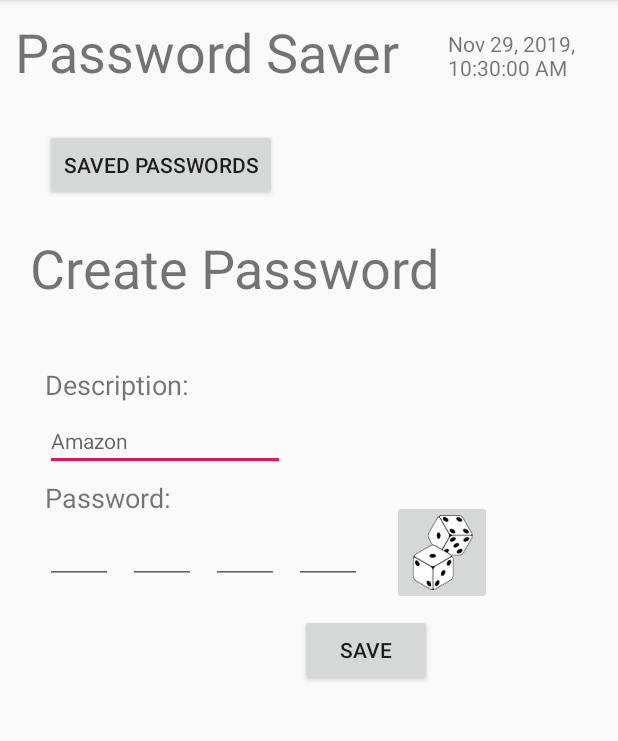
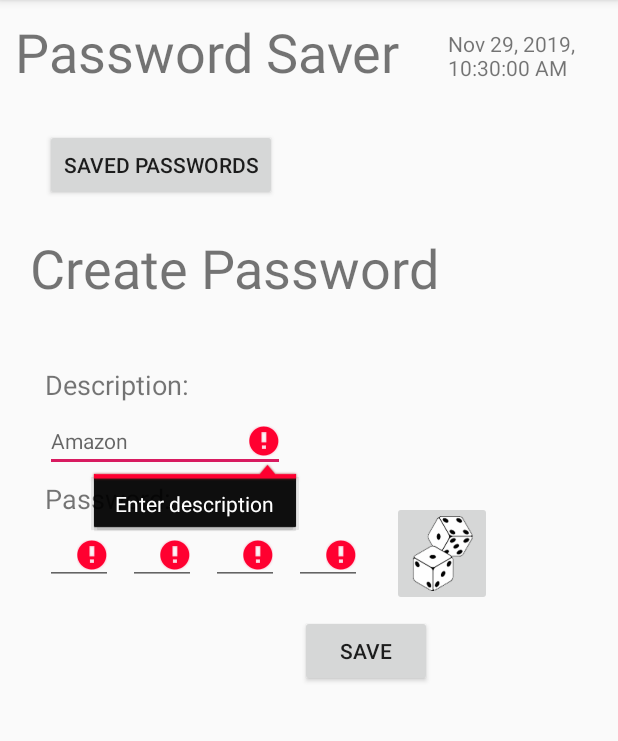
Before and after one commit to NyusenKyusai/UniWork, an Android app: the screen it shows after launch (MainActivity), after a tap on "SAVE", on a phone screen of 412 x 824 dp, the part 84-825 px from its top. Run offline under Robolectric (Android 15) with nearby library versions, the phone set to English and light mode, and no system bars.

Commit message:
Database Commit

```diff
--- /dev/null
+++ b/app/src/main/java/com/example/juliaojonah_hci_outcome2_v1/DatabaseHelper.kt
@@ -0,0 +1,61 @@
+package com.example.mrtayyab.sqlitedbkotlin
+
+import android.content.ClipDescription
+import android.content.ContentValues
+import android.content.Context
+import android.database.Cursor
+import android.database.DatabaseUtils
+import android.database.sqlite.SQLiteDatabase
+import android.database.sqlite.SQLiteOpenHelper
+
+class DatabaseHelper(context: Context) : SQLiteOpenHelper(context, DATABASE_NAME, null, 1) {
+
+
+    companion object {
+
+        val DATABASE_NAME = "passwords.db"
+        val TABLE_NAME = "passwords_table"
+        val COL_1 = "ID"
+        val COL_2 = "DESCRIPTION"
+        val COL_3 = "PASSWORD"
+        val COL_4 = "DATE_TIME"
+    }
+
+
+    override fun onCreate(db: SQLiteDatabase) {
+
+        db.execSQL("CREATE TABLE IF NOT EXISTS $TABLE_NAME(ID INTEGER PRIMARY KEY AUTOINCREMENT , DESCRIPTION  TEXT , PASSWORD TEXT , DATE_TIME INTEGER)")
+
+    }
+
+    override fun onUpgrade(db: SQLiteDatabase, oldVersion: Int, newVersion: Int) {
+
+        db.execSQL("DROP TABLE IF EXISTS $TABLE_NAME")
+        onCreate(db)
+
+    }
+
+    fun insertData(description: String, password: String, date_time: String): Boolean? {
+        val db = this.writableDatabase
+        val cv = ContentValues()
+        cv.put(COL_2, description)
+        cv.put(COL_3, password)
+        cv.put(COL_4, date_time)
+        val res = db.insert(TABLE_NAME, null, cv)
+        return !res.equals(-1)
+    }
+
+    fun getData(id: String, COL_NUM: String): Cursor {
+        val column = arrayOf("$COL_NUM")
+        val columnValue = arrayOf("$id")
+        val db = this.writableDatabase
+        return db.query("$TABLE_NAME", column, "$COL_1", columnValue, null, null, null )
+    }
+
+    fun getTableCount(): Long {
+        val db = this.readableDatabase
+        val count = DatabaseUtils.queryNumEntries(db, TABLE_NAME)
+
+        return count
+    }
+}
--- a/app/src/main/java/com/example/juliaojonah_hci_outcome2_v1/MainActivity.kt
+++ b/app/src/main/java/com/example/juliaojonah_hci_outcome2_v1/MainActivity.kt
@@ -3,12 +3,14 @@ package com.example.juliaojonah_hci_outcome2_v1
 import android.content.Context
 import android.content.Intent
 import android.os.Bundle
+import android.text.TextUtils
 import android.view.View
 import android.widget.Button
 import android.widget.EditText
 import android.widget.TextView
 import android.widget.Toast
 import androidx.appcompat.app.AppCompatActivity
+import com.example.mrtayyab.sqlitedbkotlin.DatabaseHelper
 import com.google.gson.Gson
 import kotlinx.android.synthetic.main.activity_main.*
 import java.security.spec.PSSParameterSpec
@@ -18,6 +20,8 @@ import kotlin.random.Random
 
 
 class MainActivity : AppCompatActivity() {
+
+    lateinit var myDb: DatabaseHelper
 
     override fun onCreate(savedInstanceState: Bundle?) {
         super.onCreate(savedInstanceState)
@@ -29,6 +33,8 @@ class MainActivity : AppCompatActivity() {
 
         val dateTextView : TextView = findViewById(R.id.textDate) as TextView
         dateTextView.setText(dateFormatted)
+
+        myDb = DatabaseHelper(this)
         }
 
 
@@ -62,53 +68,38 @@ class MainActivity : AppCompatActivity() {
 
 
     fun save(view: View){
+        var correct = true
 
-        val sharedPrefsCounter = getSharedPreferences("passwordAppCounter", Context.MODE_PRIVATE)
-        var i = sharedPrefsCounter.getInt("counter", 0)
+        val description = descriptionName.text.toString().trim()
+        val password = password1.text.toString().trim() + "-" + password2.text.toString().trim() + "-" + password3.text.toString().trim() + "-" + password4.text.toString().trim()
+        val dateTime = Calendar.getInstance().time
+        val dateFormatted = DateFormat.getDateTimeInstance(DateFormat.MEDIUM, DateFormat.MEDIUM).format(dateTime)
 
-        if (i == 0){
-            val editorCounter = sharedPrefsCounter.edit()
+        if (TextUtils.isEmpty(description)){
+            descriptionName.error = "Enter description"
+            correct = false
+        }
 
-            editorCounter.putInt("counter", 1)
-            editorCounter.apply()
-
-            i = 1
+        if (password == "---"){
+            password1.error = "Enter password"
+            password2.error = "Enter password"
+            password3.error = "Enter password"
+            password4.error = "Enter password"
+            correct = false
         }
 
 
-        val dateTime = Calendar.getInstance().time
-
-        val dateFormatted = DateFormat.getDateTimeInstance(DateFormat.MEDIUM, DateFormat.MEDIUM).format(dateTime)
+        var isInserted = myDb.insertData(description, password, dateFormatted)
 
 
-        val description = descriptionName.text.toString().trim()
-        val password = password1.text.toString().trim() + "-" + password2.text.toString().trim() + "-" + password3.text.toString().trim() + "-" + password4.text.toString().trim()
-        if (description == "" || password == "---"){
-            Toast.makeText(this, "Please Enter Proper Value", Toast.LENGTH_LONG).show()
+        if (isInserted == true && correct == true){
+            Toast.makeText(this, "Data Saved", Toast.LENGTH_LONG).show()
+            Toast.makeText(this, isInserted.toString(), Toast.LENGTH_LONG).show()
         } else {
-            val date = dateTime.toString()
-
-            val data = PasswordCluster(description, password, date)
-            val jsonPassword = Gson().toJson(data)
+            Toast.makeText(this, "Data Not Saved", Toast.LENGTH_LONG).show()
+        }
 
 
-            val sharedPrefsPasswords =
-                getSharedPreferences("passwordAppPasswords", Context.MODE_PRIVATE)
-            val editorPassword = sharedPrefsPasswords.edit()
-
-            editorPassword.putString("passwordObject" + i, jsonPassword)
-
-            editorPassword.apply()
-
-            Toast.makeText(this, "Data Saved", Toast.LENGTH_LONG).show()
-
-            val editorCounter = sharedPrefsCounter.edit()
-
-            editorCounter.putInt("counter", i + 1)
-            editorCounter.apply()
-
-
-        }
 
 
     }
```
Also changed, not shown: app/src/main/java/com/example/juliaojonah_hci_outcome2_v1/CustomAdapter.kt (added, +35 -0 lines), app/src/main/java/com/example/juliaojonah_hci_outcome2_v1/passwords.kt (+29 -17 lines), app/src/main/res/layout/activity_passwords.xml (+4 -6 lines), app/src/main/res/layout/list_layout.xml (added, +36 -0 lines).
